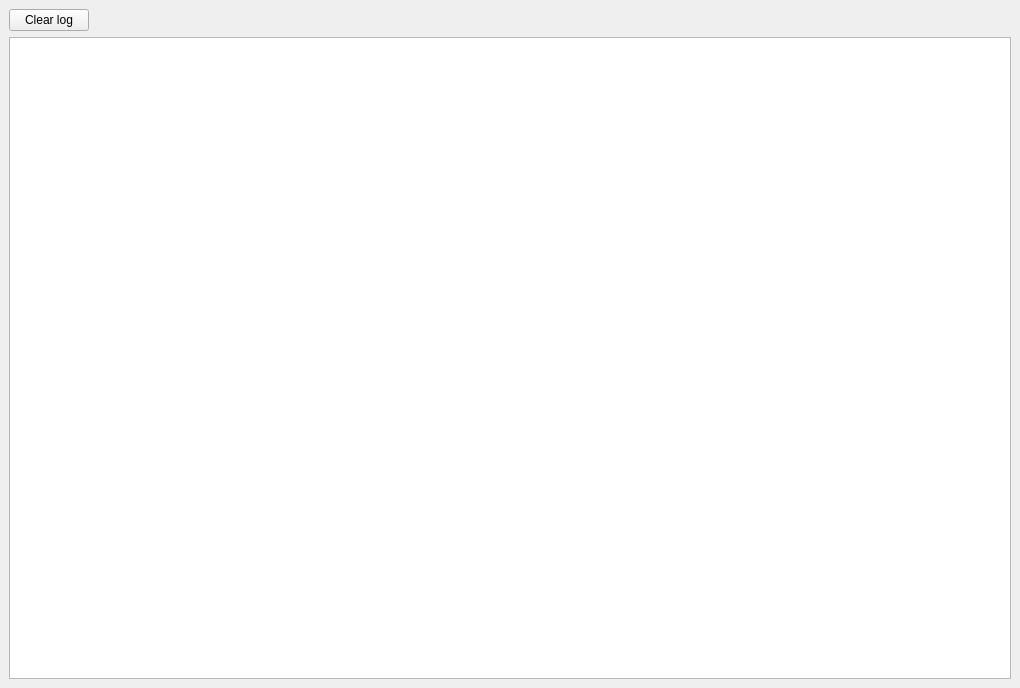
Old version of the form src/components/errorlog/errorlog.ui in the repository feelx88/git-qui.
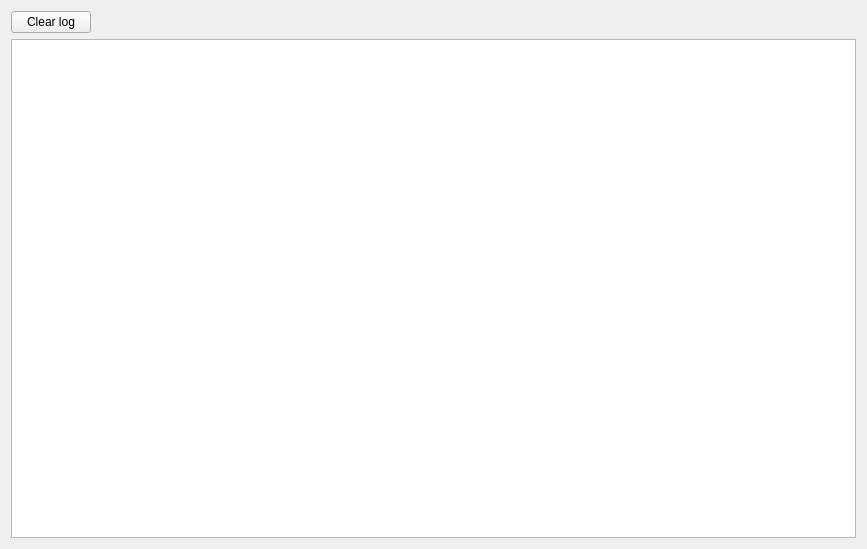
New version of the form.

The edit to the form file:
```diff
--- a/src/components/errorlog/errorlog.ui
+++ b/src/components/errorlog/errorlog.ui
@@ -1,19 +1,26 @@
 <?xml version="1.0" encoding="UTF-8"?>
 <ui version="4.0">
  <class>ErrorLog</class>
- <widget class="QDockWidget" name="ErrorLog">
+ <widget class="QFrame" name="ErrorLog">
   <property name="geometry">
    <rect>
     <x>0</x>
     <y>0</y>
-    <width>1020</width>
-    <height>688</height>
+    <width>867</width>
+    <height>549</height>
    </rect>
   </property>
+  <property name="sizePolicy">
+   <sizepolicy hsizetype="Expanding" vsizetype="Expanding">
+    <horstretch>0</horstretch>
+    <verstretch>0</verstretch>
+   </sizepolicy>
+  </property>
   <property name="windowTitle">
    <string>Error log</string>
   </property>
-  <widget class="QWidget" name="dockWidgetContents">
+  <layout class="QVBoxLayout" name="verticalLayout_2">
+   <item>
    <layout class="QVBoxLayout" name="verticalLayout">
     <item>
      <layout class="QHBoxLayout" name="horizontalLayout">
@@ -47,7 +54,8 @@
      </widget>
     </item>
    </layout>
-  </widget>
+   </item>
+  </layout>
  </widget>
  <resources/>
  <connections/>
```
Lines whose indentation alone changed are shown as unchanged.
